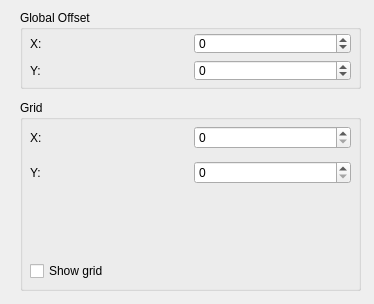
Qt form plugins/ifaceed/ifaceed/gridandoffset.ui (mamontov-cpp/saddy-graphics-engine-2d) before a commit.
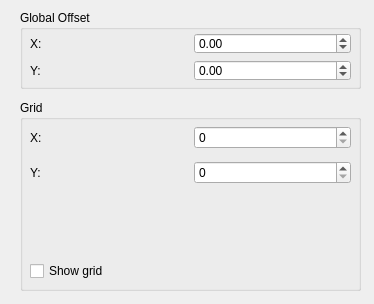
The same form after that commit. Custom widgets are drawn as their Qt base class.

Commit message: [IFaceEd] [GH-90] Now "Grid and offsets" window has own signals. Implemented properties for storing settings.

The edit to the form file:
```diff
--- a/plugins/ifaceed/ifaceed/gridandoffset.ui
+++ b/plugins/ifaceed/ifaceed/gridandoffset.ui
@@ -25,7 +25,7 @@
    <property name="title">
     <string>Global Offset</string>
    </property>
-   <widget class="QWidget" name="">
+   <widget class="QWidget" name="layoutWidget">
     <property name="geometry">
      <rect>
       <x>10</x>
@@ -42,16 +42,6 @@
        </property>
       </widget>
      </item>
-     <item row="0" column="1">
-      <widget class="QSpinBox" name="spbOffsetX">
-       <property name="minimum">
-        <number>-32767</number>
-       </property>
-       <property name="maximum">
-        <number>32767</number>
-       </property>
-      </widget>
-     </item>
      <item row="1" column="0">
       <widget class="QLabel" name="lblOffsetY">
        <property name="text">
@@ -59,13 +49,23 @@
        </property>
       </widget>
      </item>
+     <item row="0" column="1">
+      <widget class="QDoubleSpinBox" name="dsbOffsetX">
+       <property name="minimum">
+        <double>-32767.000000000000000</double>
+       </property>
+       <property name="maximum">
+        <double>32767.000000000000000</double>
+       </property>
+      </widget>
+     </item>
      <item row="1" column="1">
-      <widget class="QSpinBox" name="spbOffsetY">
+      <widget class="QDoubleSpinBox" name="dsbOffsetY">
        <property name="minimum">
-        <number>-32767</number>
+        <double>-32767.000000000000000</double>
        </property>
        <property name="maximum">
-        <number>32767</number>
+        <double>32767.000000000000000</double>
        </property>
       </widget>
      </item>
```
Left out of the diff: 4 changed lines with no effect on the pictures. The commit also changes 13 other files.
